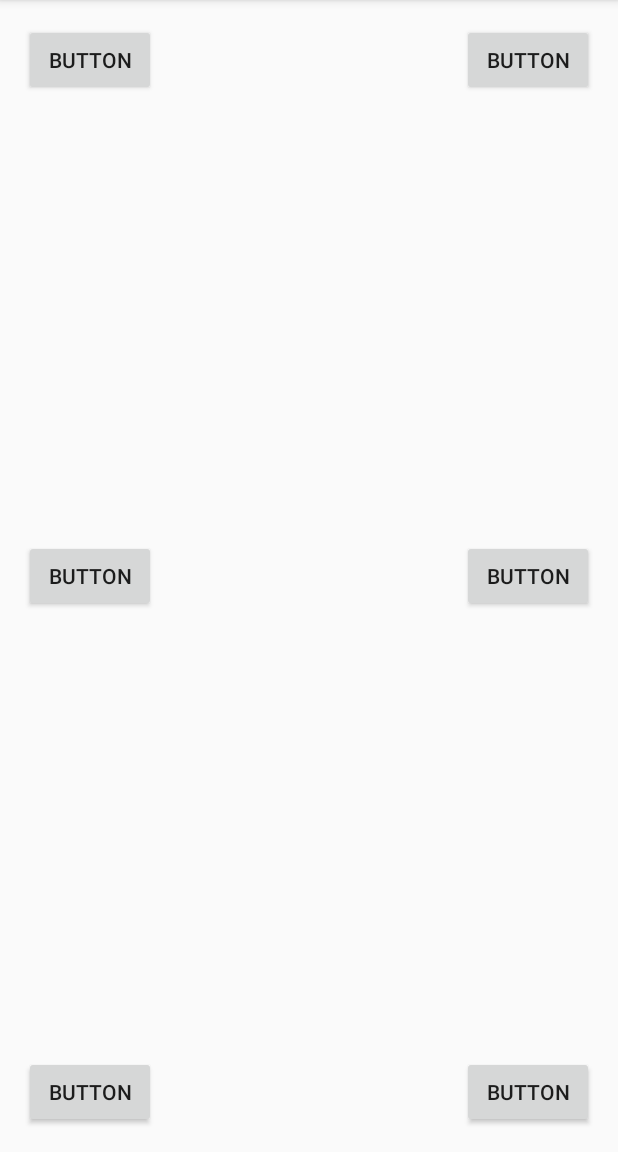
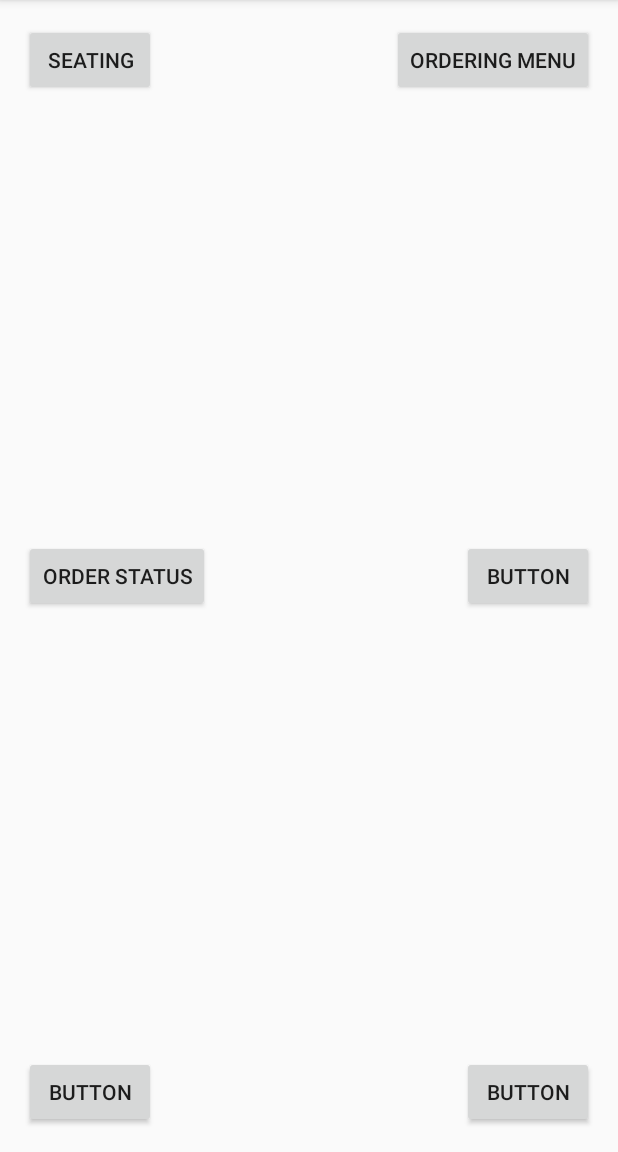
Before and after one commit to Alec13355/Restaurant, an Android app: the MainScreen screen opened directly, with no data from a screen before it, on a phone screen of 412 x 824 dp, the part 84-1236 px from its top. Run offline under Robolectric (Android 15) with nearby library versions, the phone set to English and light mode, and no system bars; libraries missing offline, so code that uses them is left out: com.example.shaneconnect.

Commit message:
Added a few more things, starting work with a table veiw.

```diff
--- a/POSitive_Eating/app/src/main/AndroidManifest.xml
+++ b/POSitive_Eating/app/src/main/AndroidManifest.xml
@@ -15,7 +15,10 @@
                 <category android:name="android.intent.category.LAUNCHER" />
             </intent-filter>
         </activity>
-        <activity android:name=".MainScreen"></activity>
+        <activity android:name=".MainScreen" />
+        <activity android:name=".OrderStatus" />
+        <activity android:name=".Menu" />
+        <activity android:name=".Seating"></activity>
     </application>
 
 </manifest>
--- a/POSitive_Eating/app/src/main/java/com/example/alec/positive_eating/MainScreen.java
+++ b/POSitive_Eating/app/src/main/java/com/example/alec/positive_eating/MainScreen.java
@@ -1,13 +1,82 @@
 package com.example.alec.positive_eating;
-
+import com.example.shaneconnect.ShaneConnect;
 import android.support.v7.app.AppCompatActivity;
 import android.os.Bundle;
+import android.widget.Button;
+import android.widget.EditText;
+import android.util.Log;
+import android.view.View;
+import android.content.Intent;
 
 public class MainScreen extends AppCompatActivity {
-
+Button Seating,Menu,Status;
     @Override
     protected void onCreate(Bundle savedInstanceState) {
         super.onCreate(savedInstanceState);
         setContentView(R.layout.activity_main_screen);
+        Seating=(Button)findViewById(R.id.Seating_Button);
+        Menu=(Button)findViewById(R.id.Ordering_Menu);
+        Status=(Button)findViewById(R.id.OrderStatButton);
+
+        Status.setOnClickListener(
+                new View.OnClickListener()
+                {
+                    public void onClick(View view)
+                    {
+
+
+                        Intent myIntent = new Intent(MainScreen.this, OrderStatus.class); /** Class name here */
+                        MainScreen.this.startActivity(myIntent);
+                    }
+                }
+
+                 );
+        Menu.setOnClickListener(
+
+                new View.OnClickListener()
+                {
+                    public void onClick(View view)
+                    {
+
+
+                        Intent myIntent = new Intent(MainScreen.this, Menu.class); /** Class name here */
+                        MainScreen.this.startActivity(myIntent);
+                    }
+                }
+
+        );
+        Seating.setOnClickListener(
+
+                new View.OnClickListener()
+                {
+                    public void onClick(View view)
+                    {
+
+
+                        Intent myIntent = new Intent(MainScreen.this, Seating.class); /** Class name here */
+                        MainScreen.this.startActivity(myIntent);
+                    }
+                }
+
+        );
+
+
+//        LogInButton=(Button)findViewById(R.id.logInButton);
+//        password=(EditText)findViewById(R.id.password);
+//        userName=(EditText)findViewById(R.id.userName);
+//        LogInButton.setOnClickListener(
+//                new View.OnClickListener()
+//                {
+//                    public void onClick(View view)
+//                    {
+//                        Log.v("EditText", userName.getText().toString());
+//                        if(userName.getText().toString().equals("alec")){
+//                            if(password.getText().toString().equals("abc123")){
+//                                Intent myIntent = new Intent(LoginWindow.this, MainScreen.class); /** Class name here */
+//                                LoginWindow.this.startActivity(myIntent);
+//                            }
+//                        }
+//                    }
+//                });
     }
 }
--- a/POSitive_Eating/app/src/main/res/layout/activity_main_screen.xml
+++ b/POSitive_Eating/app/src/main/res/layout/activity_main_screen.xml
@@ -11,43 +11,45 @@
     tools:context="com.example.alec.positive_eating.MainScreen">
 
     <Button
-        android:text="Button"
+        android:text="@string/seating"
         android:layout_width="wrap_content"
         android:layout_height="wrap_content"
-        android:id="@+id/button"
+        android:id="@+id/Seating_Button"
         android:layout_alignParentTop="true"
         android:layout_alignParentLeft="true"
         android:layout_alignParentStart="true" />
 
     <Button
-        android:text="Button"
+        android:text="@string/ordering_menu"
         android:layout_width="wrap_content"
         android:layout_height="wrap_content"
-        android:layout_alignBottom="@+id/button"
+        android:layout_alignBottom="@+id/Seating_Button"
         android:layout_alignParentRight="true"
         android:layout_alignParentEnd="true"
-        android:id="@+id/button2" />
+        android:id="@+id/Ordering_Menu"
+        tools:ignore="RelativeOverlap" />
 
     <Button
-        android:text="Button"
+        android:text="@string/order_status"
         android:layout_width="wrap_content"
         android:layout_height="wrap_content"
-        android:id="@+id/button3"
+        android:id="@+id/OrderStatButton"
         android:layout_centerVertical="true"
         android:layout_alignParentLeft="true"
         android:layout_alignParentStart="true" />
 
     <Button
-        android:text="Button"
+        android:text="@string/button"
         android:layout_width="wrap_content"
         android:layout_height="wrap_content"
-        android:layout_alignBottom="@+id/button3"
+        android:layout_alignBottom="@+id/OrderStatButton"
         android:layout_alignParentRight="true"
         android:layout_alignParentEnd="true"
-        android:id="@+id/button4" />
+        android:id="@+id/button4"
+        tools:ignore="RelativeOverlap" />
 
     <Button
-        android:text="Button"
+        android:text="@string/button5"
         android:layout_width="wrap_content"
         android:layout_height="wrap_content"
         android:layout_alignParentBottom="true"
@@ -56,7 +58,7 @@
         android:id="@+id/button5" />
 
     <Button
-        android:text="Button"
+        android:text="@string/button6"
         android:layout_width="wrap_content"
         android:layout_height="wrap_content"
         android:layout_alignParentBottom="true"
--- a/POSitive_Eating/app/src/main/res/values/strings.xml
+++ b/POSitive_Eating/app/src/main/res/values/strings.xml
@@ -3,4 +3,10 @@
     <string name="user_name">User_Name:</string>
     <string name="password">Password:</string>
     <string name="login">Login</string>
+    <string name="ordering_menu">Ordering Menu</string>
+    <string name="button">Button</string>
+    <string name="button5">Button</string>
+    <string name="button6">Button</string>
+    <string name="order_status">Order Status</string>
+    <string name="seating">Seating</string>
 </resources>
```
Also changed, not shown: POSitive_Eating/app/src/main/java/com/example/alec/positive_eating/Menu.java (added, +13 -0 lines), POSitive_Eating/app/src/main/java/com/example/alec/positive_eating/OrderStatus.java (added, +13 -0 lines), POSitive_Eating/app/src/main/java/com/example/alec/positive_eating/Seating.java (added, +13 -0 lines), POSitive_Eating/app/src/main/res/layout/activity_menu.xml (added, +19 -0 lines), POSitive_Eating/app/src/main/res/layout/activity_order_status.xml (added, +13 -0 lines), POSitive_Eating/app/src/main/res/layout/activity_seating.xml (added, +13 -0 lines).
